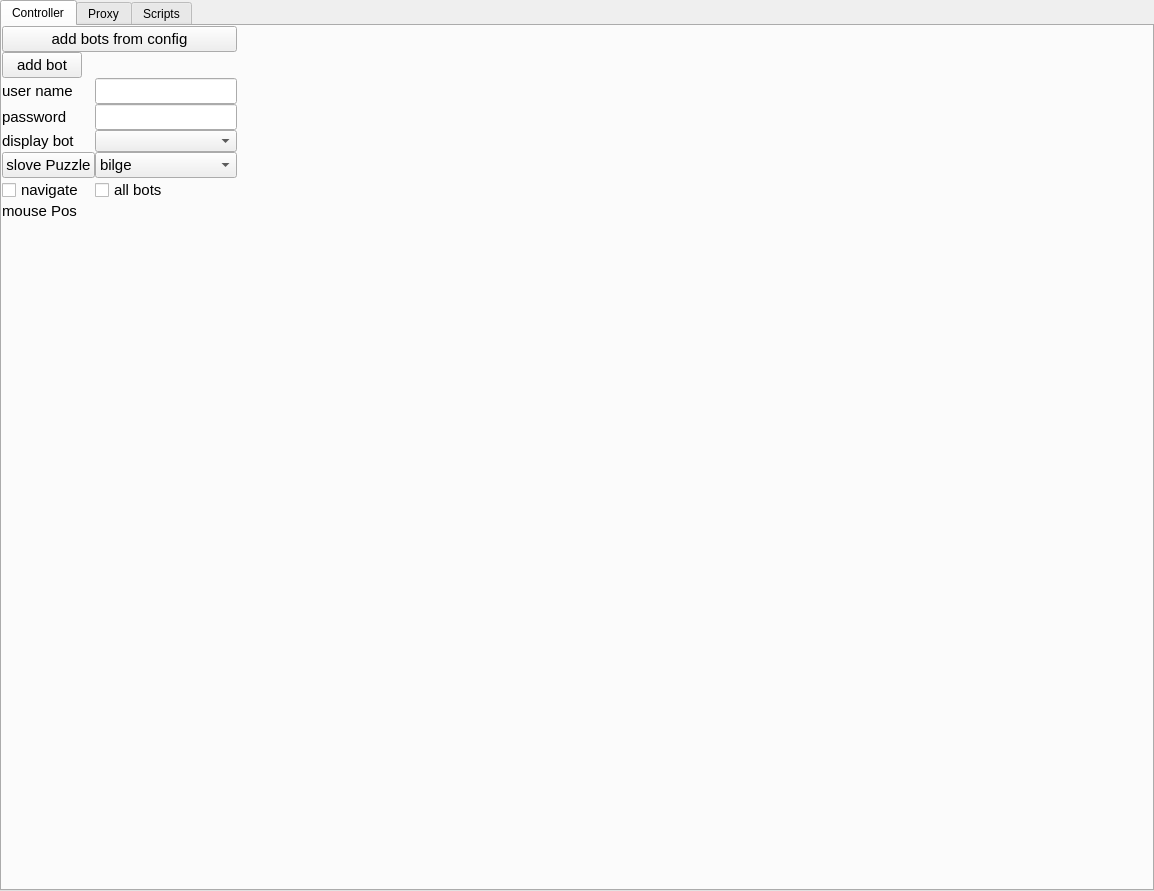
The window that Showcase/Python/Gui/qtFrom.ui (soulsama972/Show-Case-WIP) describes before a commit, drawn with Qt 5.
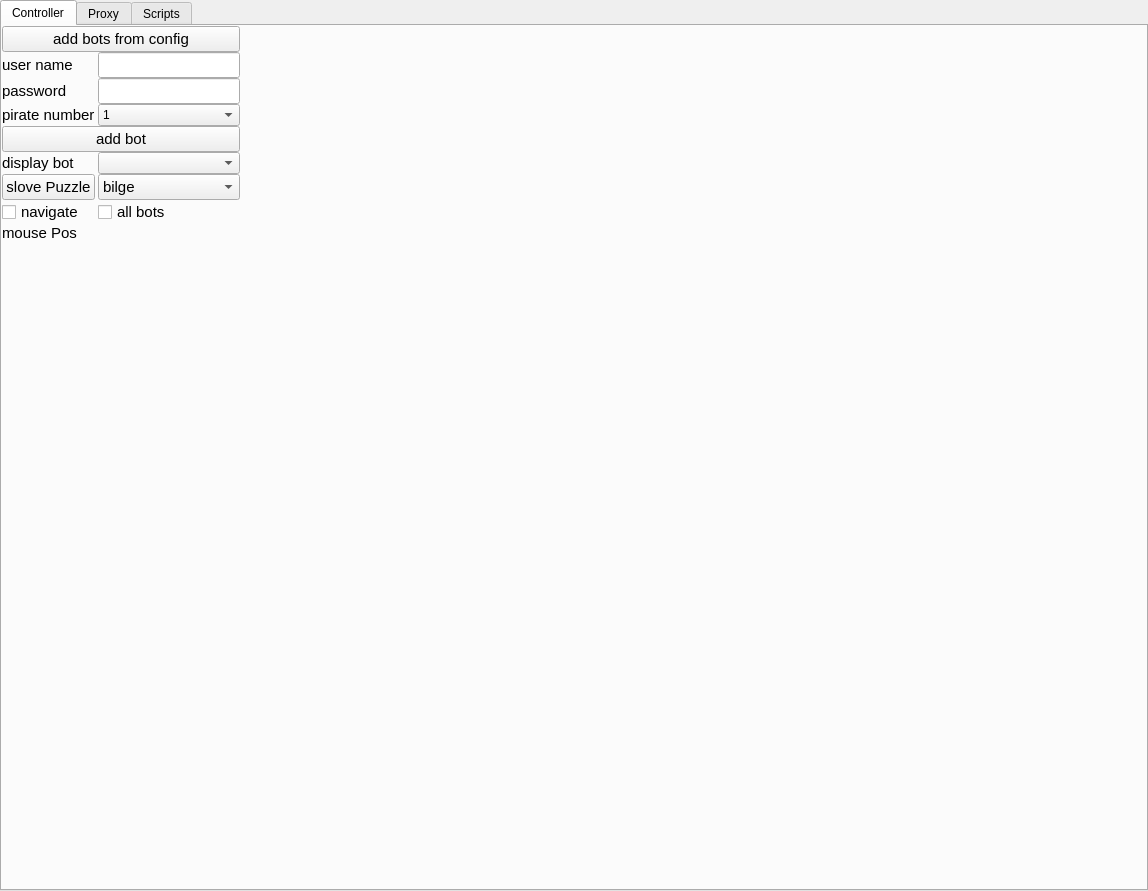
The same window after the commit.

```diff
--- a/Showcase/Python/Gui/qtFrom.ui
+++ b/Showcase/Python/Gui/qtFrom.ui
@@ -6,7 +6,7 @@
    <rect>
     <x>0</x>
     <y>0</y>
-    <width>1154</width>
+    <width>1148</width>
     <height>891</height>
    </rect>
   </property>
@@ -103,11 +103,17 @@
         <item row="0" column="0">
          <layout class="QFormLayout" name="formLayout">
           <property name="horizontalSpacing">
-           <number>0</number>
+           <number>3</number>
           </property>
           <property name="verticalSpacing">
            <number>0</number>
           </property>
+          <property name="leftMargin">
+           <number>0</number>
+          </property>
+          <property name="rightMargin">
+           <number>0</number>
+          </property>
           <item row="0" column="0" colspan="2">
            <widget class="QPushButton" name="pb_add_bots_from_config">
             <property name="font">
@@ -120,21 +126,6 @@
             </property>
            </widget>
           </item>
-          <item row="1" column="0">
-           <widget class="QPushButton" name="pb_add_bot">
-            <property name="font">
-             <font>
-              <pointsize>11</pointsize>
-             </font>
-            </property>
-            <property name="toolTip">
-             <string/>
-            </property>
-            <property name="text">
-             <string>add bot</string>
-            </property>
-           </widget>
-          </item>
           <item row="2" column="0">
            <widget class="QLabel" name="label">
             <property name="font">
@@ -175,9 +166,61 @@
               <pointsize>11</pointsize>
              </font>
             </property>
+            <property name="echoMode">
+             <enum>QLineEdit::Password</enum>
+            </property>
            </widget>
           </item>
           <item row="4" column="0">
+           <widget class="QLabel" name="label_4">
+            <property name="font">
+             <font>
+              <pointsize>11</pointsize>
+             </font>
+            </property>
+            <property name="text">
+             <string>pirate number</string>
+            </property>
+            <property name="margin">
+             <number>0</number>
+            </property>
+           </widget>
+          </item>
+          <item row="4" column="1">
+           <widget class="QComboBox" name="cb_pirate_id">
+            <item>
+             <property name="text">
+              <string>1</string>
+             </property>
+            </item>
+            <item>
+             <property name="text">
+              <string>2</string>
+             </property>
+            </item>
+            <item>
+             <property name="text">
+              <string>3</string>
+             </property>
+            </item>
+           </widget>
+          </item>
+          <item row="5" column="0" colspan="2">
+           <widget class="QPushButton" name="pb_add_bot">
+            <property name="font">
+             <font>
+              <pointsize>11</pointsize>
+             </font>
+            </property>
+            <property name="toolTip">
+             <string/>
+            </property>
+            <property name="text">
+             <string>add bot</string>
+            </property>
+           </widget>
+          </item>
+          <item row="8" column="0">
            <widget class="QLabel" name="label_5">
             <property name="font">
              <font>
@@ -189,14 +232,14 @@
             </property>
            </widget>
           </item>
-          <item row="4" column="1">
+          <item row="8" column="1">
            <widget class="QComboBox" name="cb_display_bot">
             <property name="toolTip">
              <string>used to tell you which bot currnetly display on the left screen</string>
             </property>
            </widget>
           </item>
-          <item row="5" column="0">
+          <item row="9" column="0">
            <widget class="QPushButton" name="pb_slove_puzzle">
             <property name="font">
              <font>
@@ -208,7 +251,7 @@
             </property>
            </widget>
           </item>
-          <item row="5" column="1">
+          <item row="9" column="1">
            <widget class="QComboBox" name="cb_slove_puzzle_name">
             <property name="font">
              <font>
@@ -230,7 +273,7 @@
             </item>
            </widget>
           </item>
-          <item row="6" column="0">
+          <item row="10" column="0">
            <widget class="QCheckBox" name="cb_navi_and_slove">
             <property name="font">
              <font>
@@ -245,7 +288,7 @@
             </property>
            </widget>
           </item>
-          <item row="6" column="1">
+          <item row="10" column="1">
            <widget class="QCheckBox" name="cb_all_bots">
             <property name="font">
              <font>
@@ -260,7 +303,7 @@
             </property>
            </widget>
           </item>
-          <item row="7" column="0">
+          <item row="11" column="0">
            <widget class="QLabel" name="label_3">
             <property name="font">
              <font>
@@ -272,7 +315,7 @@
             </property>
            </widget>
           </item>
-          <item row="7" column="1">
+          <item row="11" column="1">
            <widget class="QLabel" name="label_pos">
             <property name="text">
              <string/>
```
Left out of the diff: 3 changed lines with no effect on the pictures.
